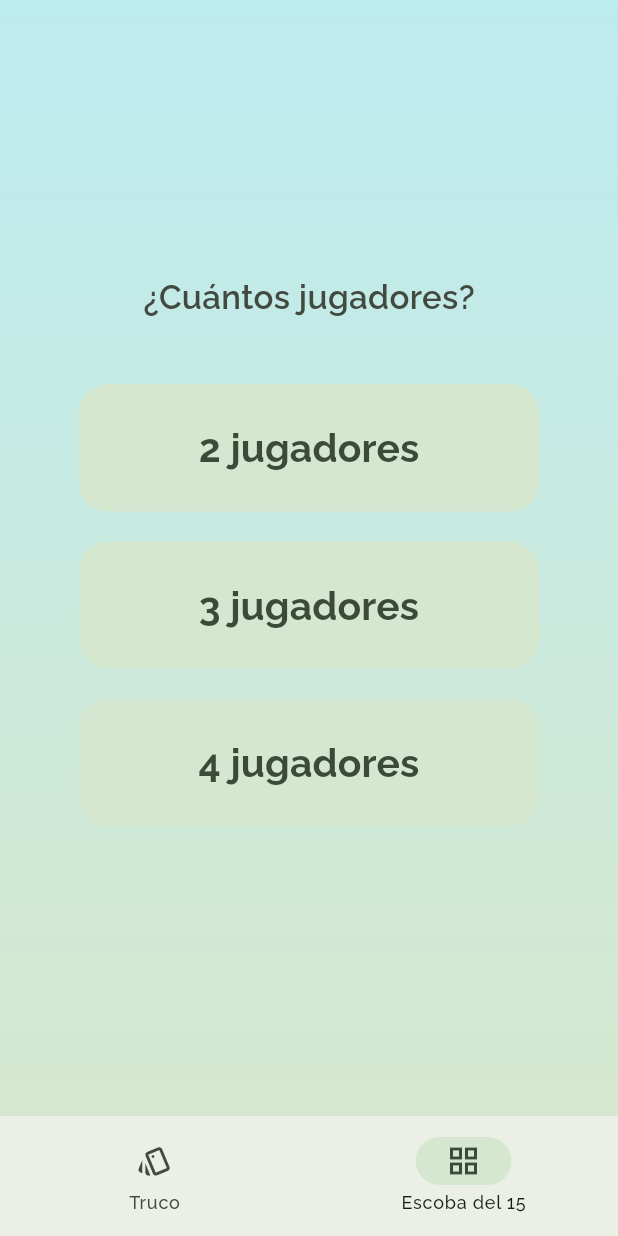
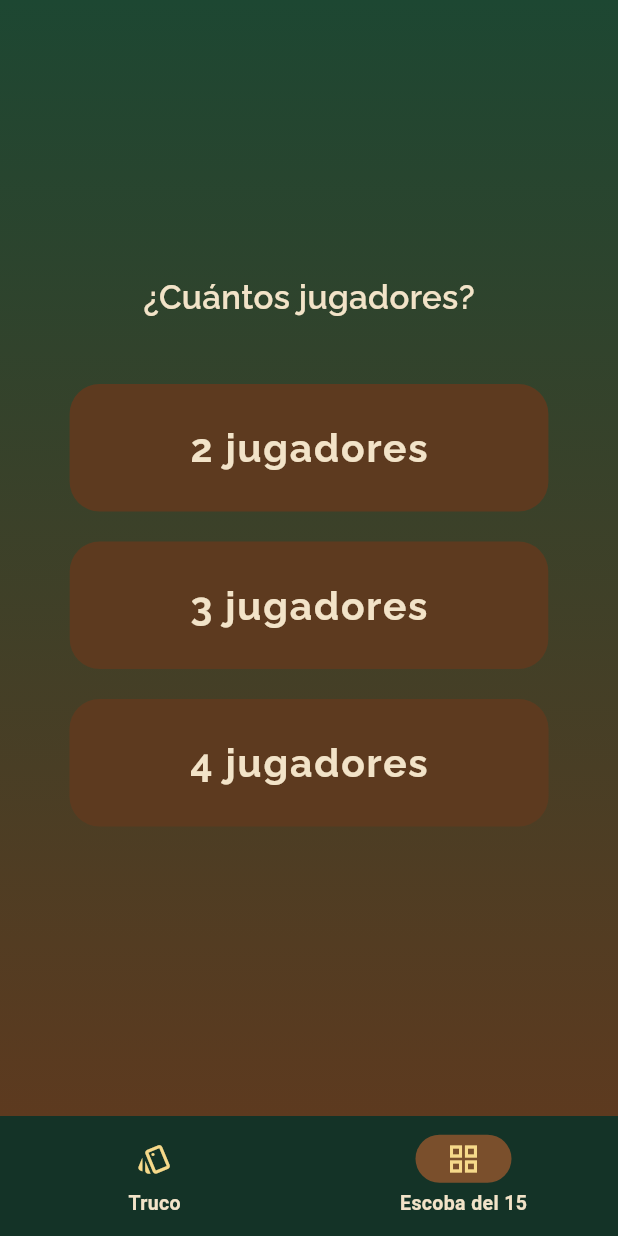
Before and after one commit to T4toh/contador-de-truco, a Flutter app: the screen it shows after launch, item 2 of the bottom bar chosen, on a phone screen of 412 x 824 dp. Run offline on Flutter 3.47's test engine with Material 3 defaults, Android fonts, the phone set to English and light mode, and no system bars; our stand-ins replace google_fonts, shared_preferences.

Commit message:
feat(theme): tema Mesa con tokens propios en vez de fromSeed

```diff
--- a/lib/main.dart
+++ b/lib/main.dart
@@ -1,8 +1,8 @@
 import 'package:flutter/material.dart';
-import 'package:google_fonts/google_fonts.dart';
 
 import 'truco/truco_counter.dart';
 import 'escoba/escoba_counter.dart';
+import 'theme/mesa_theme.dart';
 
 void main() {
   runApp(const ContadorDeTrucoApp());
@@ -15,23 +15,7 @@ class ContadorDeTrucoApp extends StatelessWidget {
   Widget build(BuildContext context) {
     return MaterialApp(
       title: 'Contador de Truco',
-      theme: ThemeData(
-        colorScheme: ColorScheme.fromSeed(
-          seedColor: Colors.green,
-          brightness: Brightness.light,
-        ),
-        useMaterial3: true,
-        textTheme: GoogleFonts.ralewayTextTheme(),
-      ),
-      darkTheme: ThemeData(
-        colorScheme: ColorScheme.fromSeed(
-          seedColor: Colors.green,
-          brightness: Brightness.dark,
-        ),
-        useMaterial3: true,
-        textTheme: GoogleFonts.ralewayTextTheme(ThemeData.dark().textTheme),
-      ),
-      themeMode: ThemeMode.system,
+      theme: mesaTheme(),
       home: const HomeScreen(),
     );
   }
--- /dev/null
+++ b/lib/theme/mesa_colors.dart
@@ -0,0 +1,30 @@
+import 'package:flutter/material.dart';
+
+/// Paleta de la dirección visual "paño y madera".
+///
+/// Los valores son fijos a propósito: `ColorScheme.fromSeed` fue
+/// exactamente lo que produjo la paleta pastel que se está reemplazando.
+abstract final class MesaColors {
+  /// Fondo de mesa.
+  static const panoBase = Color(0xFF1D4732);
+  static const panoLuz = Color(0xFF2F6B4A);
+  static const panoSombra = Color(0xFF143327);
+
+  /// Paneles de jugador.
+  static const maderaClara = Color(0xFF7A4F2C);
+  static const maderaOscura = Color(0xFF5D3A1F);
+  static const maderaBorde = Color(0xFF3D2513);
+
+  /// Texto sobre madera.
+  static const crema = Color(0xFFF2E3C8);
+
+  /// Acentos.
+  static const dorado = Color(0xFFA8813C);
+  static const doradoClaro = Color(0xFFF6D98A);
+
+  /// Cabezas de fósforo y botón restar.
+  static const brasa = Color(0xFFC0392B);
+
+  /// Palito del fósforo.
+  static const maderaFosforo = Color(0xFFDCC294);
+}
--- /dev/null
+++ b/lib/theme/mesa_theme.dart
@@ -0,0 +1,87 @@
+import 'package:flutter/material.dart';
+import 'package:google_fonts/google_fonts.dart';
+
+import 'mesa_colors.dart';
+
+/// Tema único de la app. No hay variante clara: una mesa de paño verde
+/// no la tiene, y mantener dos duplicaría el trabajo de diseño.
+ThemeData mesaTheme() {
+  const scheme = ColorScheme(
+    brightness: Brightness.dark,
+    primary: MesaColors.doradoClaro,
+    onPrimary: MesaColors.maderaBorde,
+    primaryContainer: MesaColors.maderaClara,
+    onPrimaryContainer: MesaColors.crema,
+    secondary: MesaColors.dorado,
+    onSecondary: MesaColors.maderaBorde,
+    secondaryContainer: MesaColors.maderaOscura,
+    onSecondaryContainer: MesaColors.crema,
+    tertiary: MesaColors.panoLuz,
+    onTertiary: MesaColors.crema,
+    tertiaryContainer: MesaColors.panoBase,
+    onTertiaryContainer: MesaColors.crema,
+    error: MesaColors.brasa,
+    onError: MesaColors.crema,
+    errorContainer: MesaColors.brasa,
+    onErrorContainer: MesaColors.crema,
+    surface: MesaColors.panoBase,
+    onSurface: MesaColors.crema,
+    surfaceContainerHighest: MesaColors.maderaOscura,
+    onSurfaceVariant: MesaColors.crema,
+    outline: MesaColors.maderaBorde,
+    outlineVariant: MesaColors.dorado,
+  );
+
+  final base = ThemeData(colorScheme: scheme, useMaterial3: true);
+  final sans = GoogleFonts.alegreyaSansTextTheme(base.textTheme);
+
+  return base.copyWith(
+    scaffoldBackgroundColor: MesaColors.panoBase,
+    textTheme: sans.copyWith(
+      // Puntaje grande.
+      displaySmall: GoogleFonts.alegreya(
+        fontSize: 44,
+        fontWeight: FontWeight.w700,
+        color: MesaColors.crema,
+        height: 1,
+      ),
+      // Nombre del equipo o jugador.
+      headlineMedium: GoogleFonts.alegreya(
+        fontSize: 28,
+        fontWeight: FontWeight.w700,
+        color: MesaColors.crema,
+      ),
+      // Título del header y de los diálogos.
+      titleMedium: GoogleFonts.alegreyaSans(
+        fontSize: 18,
+        fontWeight: FontWeight.w600,
+        color: MesaColors.crema,
+      ),
+      // Chips y botones.
+      labelLarge: GoogleFonts.alegreyaSans(
+        fontSize: 14,
+        fontWeight: FontWeight.w700,
+        letterSpacing: 1.2,
+        color: MesaColors.crema,
+      ),
+    ),
+    navigationBarTheme: NavigationBarThemeData(
+      backgroundColor: MesaColors.panoSombra,
+      indicatorColor: MesaColors.maderaClara,
+      labelTextStyle: WidgetStatePropertyAll(
+        GoogleFonts.alegreyaSans(
+          fontSize: 13,
+          fontWeight: FontWeight.w600,
+          color: MesaColors.crema,
+        ),
+      ),
+      iconTheme: const WidgetStatePropertyAll(
+        IconThemeData(color: MesaColors.doradoClaro),
+      ),
+    ),
+    dialogTheme: DialogThemeData(
+      backgroundColor: MesaColors.maderaOscura,
+      shape: RoundedRectangleBorder(borderRadius: BorderRadius.circular(20)),
+    ),
+  );
+}
```
